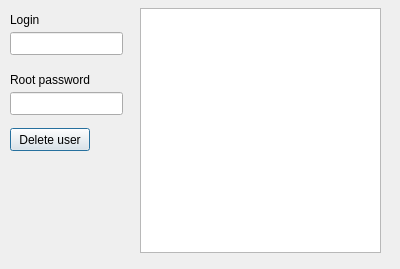
Qt form del_user.ui (degieusz/face_recogniction) before a commit.
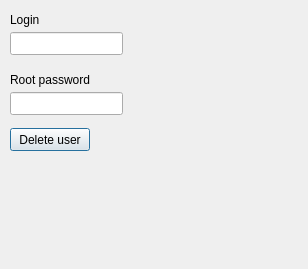
The same form after that commit.

```diff
--- a/del_user.ui
+++ b/del_user.ui
@@ -6,7 +6,7 @@
    <rect>
     <x>0</x>
     <y>0</y>
-    <width>400</width>
+    <width>308</width>
     <height>269</height>
    </rect>
   </property>
@@ -72,15 +72,18 @@
     <string>Delete user</string>
    </property>
   </widget>
-  <widget class="QPlainTextEdit" name="debug_prints">
+  <widget class="QLabel" name="debug_info">
    <property name="geometry">
     <rect>
-     <x>140</x>
-     <y>8</y>
-     <width>241</width>
-     <height>245</height>
+     <x>8</x>
+     <y>168</y>
+     <width>293</width>
+     <height>69</height>
     </rect>
    </property>
+   <property name="text">
+    <string/>
+   </property>
   </widget>
  </widget>
  <resources/>
```
